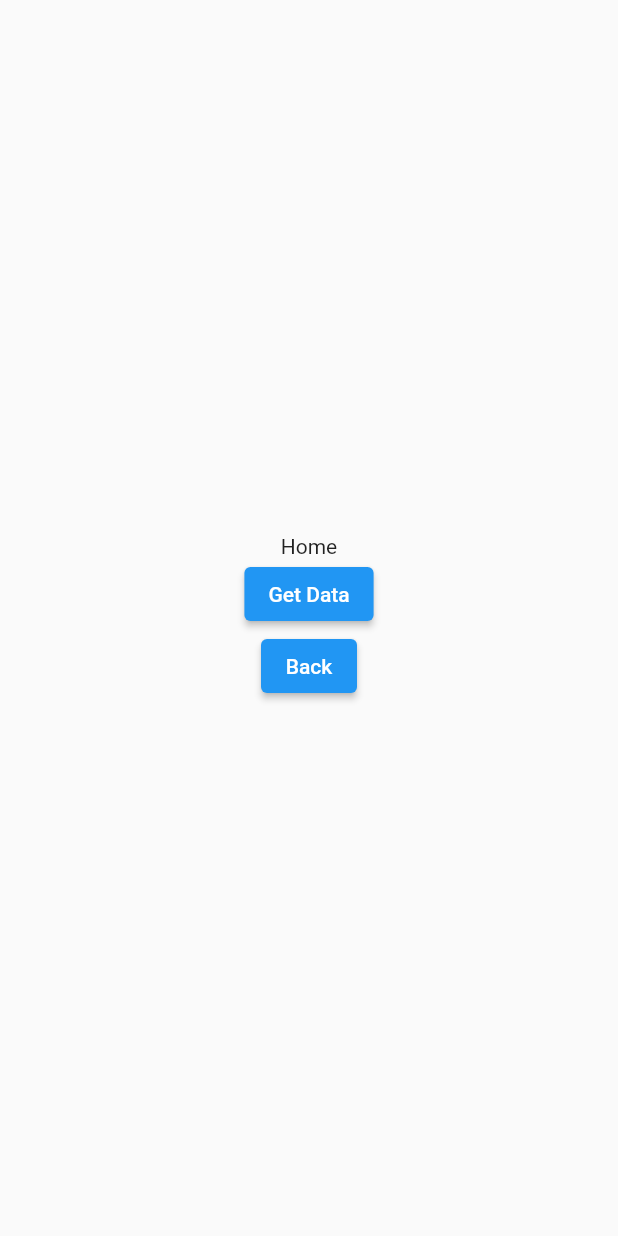
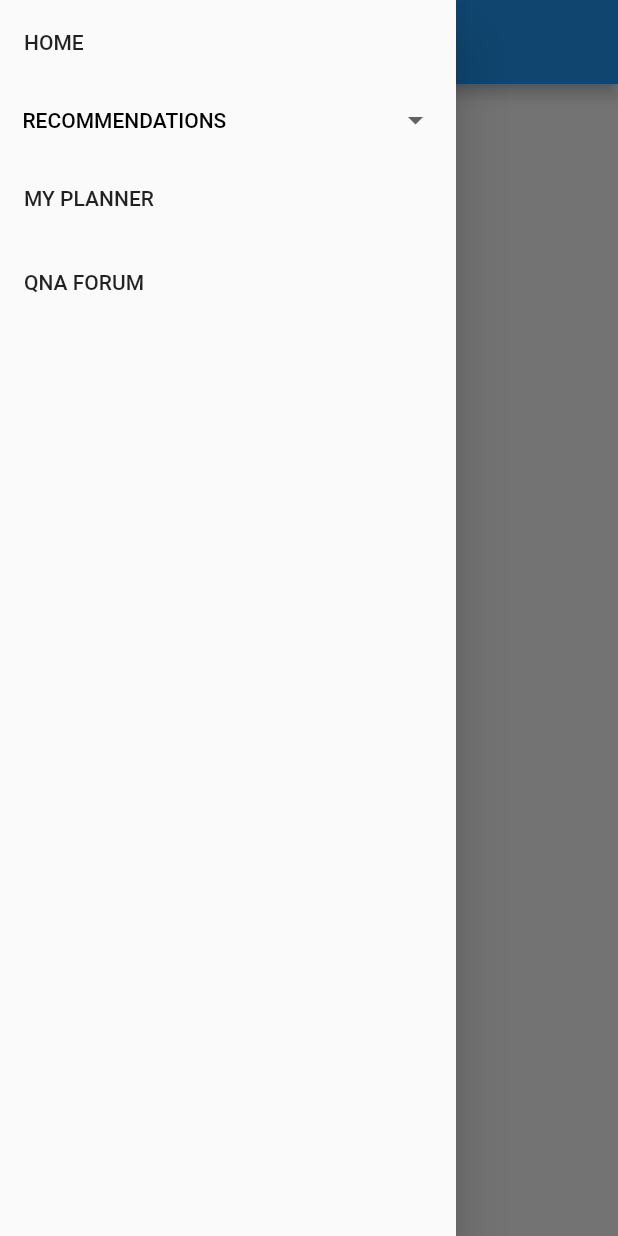
Before and after one commit to TraveLoGue-f12/TraveLoGue-mob, a Flutter app: the HomePage screen opened by its route, with the side drawer open (before the commit the screen has no drawer), on a phone screen of 412 x 824 dp. Run offline on Flutter 3.47's test engine with Material 2 defaults, Android fonts, the phone set to English and light mode, and no system bars; our stand-ins replace google_fonts; missing offline and left inert: pbp_django_auth; network calls fail; Roboto replaces fonts that are missing (Poppins).

Commit message:
added drawer and fixed fetch loggedin data

```diff
--- a/lib/home/home.dart
+++ b/lib/home/home.dart
@@ -1,10 +1,11 @@
 import 'package:flutter/material.dart';
 import 'package:travelogue/main.dart';
+import 'package:travelogue/widgets/drawer.dart';
 import '../util/fetch.dart';
 
 class HomePage extends StatefulWidget {
   const HomePage({super.key});
-
+  static const ROUTE_NAME = "/home";
   @override
   State<HomePage> createState() => _HomePageState();
 }
@@ -13,15 +14,17 @@ class _HomePageState extends State<HomePage> {
   @override
   Widget build(BuildContext context) {
     return Scaffold(
+      appBar: AppBar(title: Text("TEST")),
+      drawer: ScfDrawer(),
       body: Center(
         child: Column(mainAxisAlignment: MainAxisAlignment.center,
         crossAxisAlignment: CrossAxisAlignment.center,
         children: [
           Text("Home"),
           ElevatedButton(
-              onPressed: () {
-
-                getData(getCred());
+              onPressed: () async {
+                final userLoggedIn = await getData(getCred());
+                print(userLoggedIn['status']);
               },
               child: Text("Get Data")),
           ElevatedButton(
--- a/lib/util/fetch.dart
+++ b/lib/util/fetch.dart
@@ -22,7 +22,9 @@ getData(loginData) async {
   );
 
   final response =
-      await request.postJson("https://trave-lo-gue.up.railway.app/auth/register/", data);
+      await request.postJson("https://trave-lo-gue.up.railway.app/auth/data/", data);
 
-  print(response);
+  return response;
+
+
 }
--- /dev/null
+++ b/lib/widgets/drawer.dart
@@ -0,0 +1,83 @@
+import 'package:flutter/material.dart';
+import '../main.dart';
+import '../home/home.dart';
+import '../home/login.dart';
+import 'package:umkm/screens/umkm_home.dart';
+
+class ScfDrawer extends StatefulWidget {
+  const ScfDrawer({
+    Key? key,
+  }) : super(key: key);
+
+  @override
+  State<ScfDrawer> createState() => _ScfDrawerState();
+}
+
+class _ScfDrawerState extends State<ScfDrawer> {
+  bool isActive = false;
+  String? route = null;
+  @override
+  Widget build(BuildContext context) {
+    return SafeArea(
+      child: Drawer(
+        child: Column(
+          children: [
+
+            ListTile(
+              title: const Text('HOME'),
+              onTap: () {
+                Navigator.pushReplacementNamed(context, HomePage.ROUTE_NAME);
+              },
+            ),
+            Padding(
+              padding: const EdgeInsets.only(left: 15.0, right: 15),
+              child: Container(
+
+                alignment: Alignment.topLeft,
+                child: DropdownButton(
+                  underline: SizedBox(),
+                  isExpanded: true,
+                  hint: const Text("RECOMMENDATIONS", style: TextStyle(fontWeight: FontWeight.w500, color: Colors.black, fontSize: 14),),
+                  value: route,
+
+                  items: const <DropdownMenuItem<String>>[
+                    DropdownMenuItem<String>(
+                      value: UMKMHomePage.ROUTE_NAME,
+                      child: Text('LOCAL SHOPS'),
+                    ),
+                    DropdownMenuItem<String>(
+                      value: 'L',
+                      child: Text('ATTRACTIONS'),
+                    ),
+                    DropdownMenuItem<String>(
+                      value: 'T',
+                      child: Text('UPCOMING EVENTS'),
+                    ),
+                  ],
+                  onChanged: (String? value) {
+                    setState(() {
+
+                      if(value != 'L' || value != 'T')
+                      Navigator.pushReplacementNamed(context, value!);
+                    });
+                  },
+                ),
+              ),
+            ),
+
+            ListTile(
+              title: const Text('MY PLANNER'),
+              onTap: () {},
+            ),
+            ListTile(
+              title: const Text('QNA FORUM'),
+              onTap: () {
+
+              },
+            ),
+          ],
+        ),
+      ),
+    );
+  }
+}
```
Also changed, not shown: lib/home/login.dart (+6 -5 lines), lib/main.dart (+5 -2 lines), umkm/lib/screens/add_umkm.dart (renamed from umkm/lib/umkm.dart, +5 -4 lines), umkm/lib/screens/umkm_home.dart (added, +70 -0 lines).
